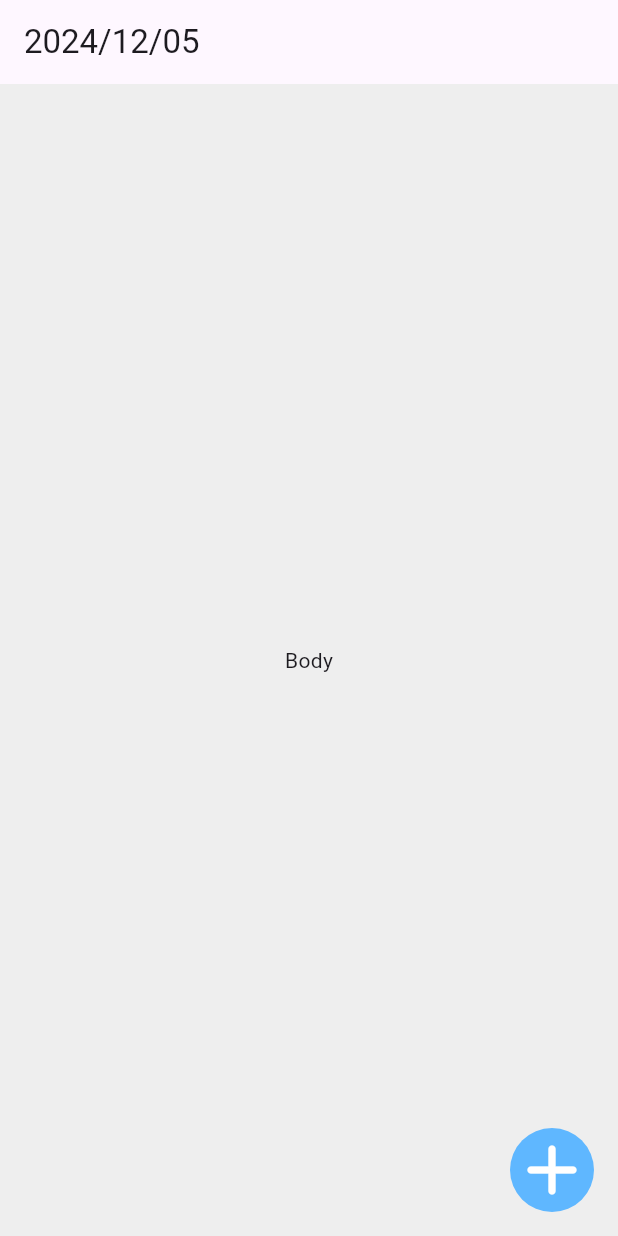
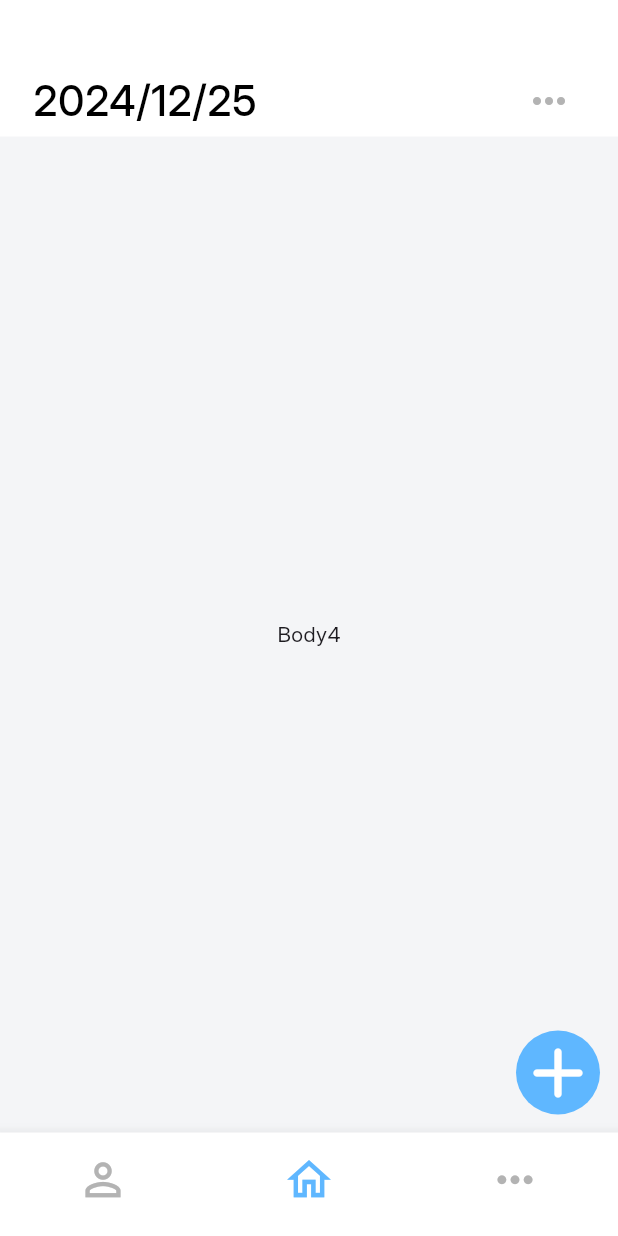
Before and after one commit to SiGO-reminder/SiGO-frontend, a Flutter app: the screen it shows after launch, on a phone screen of 412 x 824 dp. Run offline on Flutter 3.47's test engine with Material 3 defaults, Android fonts, the phone set to English and light mode, and no system bars.

```diff
--- a/lib/main.dart
+++ b/lib/main.dart
@@ -1,5 +1,5 @@
 import 'package:flutter/material.dart';
-import 'package:projects/widgets/button.dart';
+import 'package:projects/screen/Homescreen.dart'; // 분리한 홈 화면 import
 
 void main() {
   runApp(const MyApp());
@@ -11,6 +11,7 @@ class MyApp extends StatefulWidget {
   @override
   State<MyApp> createState() => _MyAppState();
 
+  // 다른 화면에서도 호출할 수 있도록 static method로 예시
   static void addSomething() {
     print('Adding!!!');
   }
@@ -21,21 +22,10 @@ class _MyAppState extends State<MyApp> {
   Widget build(BuildContext context) {
     return MaterialApp(
       theme: ThemeData(
-        scaffoldBackgroundColor: const Color(0xffeeeeee),
+        scaffoldBackgroundColor: const Color(0xffF4F5F7),
+        fontFamily: 'Inter',
       ),
-      home: Scaffold(
-        appBar: AppBar(
-          title: const Text('2024/12/05'),
-        ),
-        body: const Center(
-          child: Text('Body'),
-        ),
-        floatingActionButton: const Button(
-          addPressed: MyApp.addSomething,
-        ), // 버튼을 오른쪽 하단에 배치
-        floatingActionButtonLocation:
-            FloatingActionButtonLocation.endFloat, // 위치 지정
-      ),
+      home: const HomeScreen(), // 홈 화면을 따로 분리
     );
   }
 }
--- /dev/null
+++ b/lib/screen/Homescreen.dart
@@ -0,0 +1,84 @@
+import 'package:flutter/material.dart';
+import 'package:projects/widgets/button.dart';
+import 'package:projects/main.dart'; // addSomething() 호출용
+
+class HomeScreen extends StatelessWidget {
+  const HomeScreen({super.key});
+
+  @override
+  Widget build(BuildContext context) {
+    return Scaffold(
+      appBar: PreferredSize(
+        preferredSize: const Size.fromHeight(91),
+        child: Container(
+          color: Colors.white,
+          child: Padding(
+            padding: const EdgeInsets.only(top: 43, left: 22, right: 22),
+            child: Row(
+              mainAxisAlignment: MainAxisAlignment.spaceBetween,
+              children: [
+                const Text(
+                  '2024/12/25',
+                  style: TextStyle(
+                    color: Colors.black,
+                    fontSize: 28,
+                    fontWeight: FontWeight.w500,
+                  ),
+                ),
+                IconButton(
+                  onPressed: () {},
+                  icon: const Icon(
+                    Icons.more_horiz_rounded,
+                    color: Color(0xffB3B3B3),
+                    size: 32,
+                  ),
+                ),
+              ],
+            ),
+          ),
+        ),
+      ),
+      body: const Center(
+        child: Text('Body4'),
+      ),
+      floatingActionButton: const Button(
+        addPressed: MyApp.addSomething,
+      ),
+      bottomNavigationBar: SizedBox(
+        height: 69,
+        child: BottomNavigationBar(
+          backgroundColor: Colors.white,
+          showSelectedLabels: false,
+          showUnselectedLabels: false,
+          items: const <BottomNavigationBarItem>[
+            BottomNavigationBarItem(
+              icon: Icon(
+                Icons.person_outline,
+                size: 35,
+                color: Color(0xffB3B3B3),
+              ),
+              label: 'Personal',
+            ),
+            BottomNavigationBarItem(
+              icon: Icon(
+                Icons.home_outlined,
+                size: 35,
+                color: Color(0xff5FB7FF),
+              ),
+              label: 'Home',
+            ),
+            BottomNavigationBarItem(
+              icon: Icon(
+                Icons.more_horiz_rounded,
+                size: 35,
+                color: Color(0xffB3B3B3),
+              ),
+              label: 'SeeMore',
+            ),
+          ],
+        ),
+      ),
+      floatingActionButtonLocation: FloatingActionButtonLocation.miniEndFloat,
+    );
+  }
+}
```
Also changed, not shown: pubspec.yaml (+21 -3 lines), assets/fonts/Inter_28pt-Bold.ttf (added), assets/fonts/Inter_28pt-ExtraBold.ttf (added), assets/fonts/Inter_28pt-ExtraLight.ttf (added), assets/fonts/Inter_28pt-Light.ttf (added), assets/fonts/Inter_28pt-Medium.ttf (added), assets/fonts/Inter_28pt-Regular.ttf (added), assets/fonts/Inter_28pt-SemiBold.ttf (added), assets/fonts/Inter_28pt-Thin.ttf (added).
